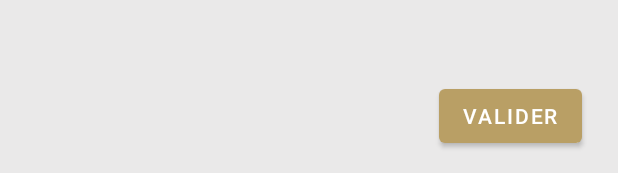
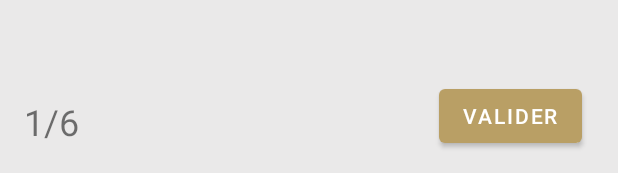
Before and after one commit to coding-factory-classrooms/android-l2-flashcards-groupe-5-botw, an Android app: the layout activity_flash_card.xml on its own in the app's theme, with its tools: preview values and no code run, on a phone screen of 412 x 824 dp. Shown: the part 1060-1233 px from the top of the screen. Run offline under Robolectric (Android 15) with nearby library versions, the phone set to English and light mode, and no system bars.

Commit message:
Add index

```diff
--- a/app/src/main/java/com/aph/flashcard_botw/FlashCardActivity.java
+++ b/app/src/main/java/com/aph/flashcard_botw/FlashCardActivity.java
@@ -58,10 +58,7 @@ public class FlashCardActivity extends AppCompatActivity {
             for (int i = 0; i < questionListTemporary.length(); i++) {
                 questionList.add(questionListTemporary.getJSONObject(String.valueOf(i)));
             }
-
-            Log.i("i", questionList +"");
             Collections.shuffle(questionList);
-            Log.i("i", questionList +"");
         } catch (IOException | JSONException e) {
             e.printStackTrace();
         }
@@ -103,6 +100,9 @@ public class FlashCardActivity extends AppCompatActivity {
             Context context = questionImage.getContext();
             int id = context.getResources().getIdentifier(image, "drawable", context.getPackageName());
             questionImage.setImageResource(id);
+
+            TextView indexTextView = findViewById(R.id.indexTextView);
+            indexTextView.setText((questionIndex+1) + "/" + questionList.size());
 
         } catch (JSONException e) {
             e.printStackTrace();
--- a/app/src/main/res/layout/activity_flash_card.xml
+++ b/app/src/main/res/layout/activity_flash_card.xml
@@ -99,4 +99,16 @@
         app:layout_constraintTop_toTopOf="parent"
         app:srcCompat="@drawable/link" />
 
+    <TextView
+        android:id="@+id/indexTextView"
+        android:layout_width="wrap_content"
+        android:layout_height="wrap_content"
+        android:layout_marginStart="16dp"
+        android:layout_marginLeft="16dp"
+        android:layout_marginBottom="20dp"
+        android:textSize="24sp"
+        app:layout_constraintBottom_toBottomOf="parent"
+        app:layout_constraintStart_toStartOf="parent"
+        tools:text="1/6" />
+
 </androidx.constraintlayout.widget.ConstraintLayout>
```
